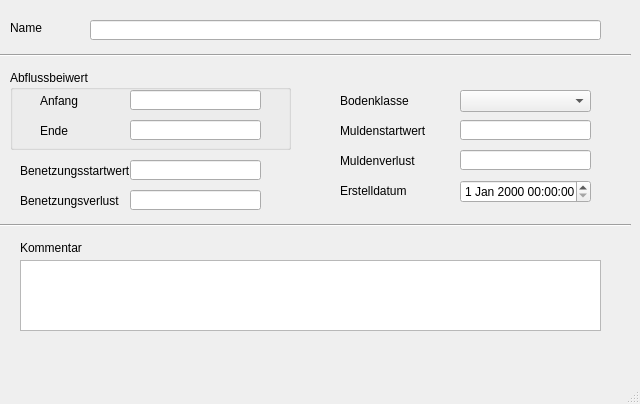
hoettges/QKan, file qkan/importhe/templates/abflussparameter.ui: the form before one commit.
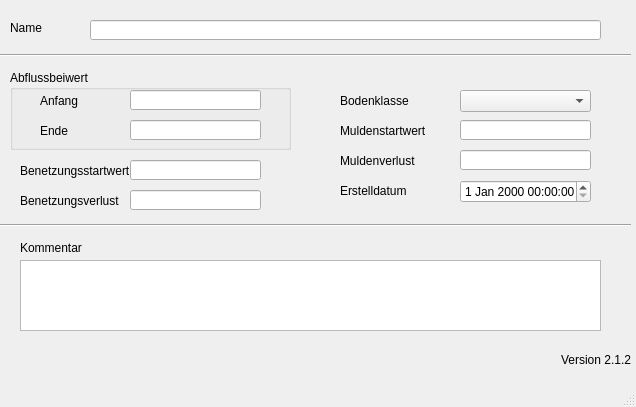
The form after the commit. Custom widgets are drawn as their Qt base class.

Diff of the .ui file:
```diff
--- a/qkan/importhe/templates/abflussparameter.ui
+++ b/qkan/importhe/templates/abflussparameter.ui
@@ -6,8 +6,8 @@
    <rect>
     <x>0</x>
     <y>0</y>
-    <width>640</width>
-    <height>404</height>
+    <width>636</width>
+    <height>407</height>
    </rect>
   </property>
   <property name="windowTitle">
@@ -283,6 +283,25 @@
      </rect>
     </property>
    </widget>
+   <widget class="QLabel" name="lb_version">
+    <property name="geometry">
+     <rect>
+      <x>560</x>
+      <y>350</y>
+      <width>71</width>
+      <height>20</height>
+     </rect>
+    </property>
+    <property name="toolTip">
+     <string>Version QKan Import</string>
+    </property>
+    <property name="text">
+     <string>Version 2.1.2</string>
+    </property>
+    <property name="alignment">
+     <set>Qt::AlignRight|Qt::AlignTrailing|Qt::AlignVCenter</set>
+    </property>
+   </widget>
   </widget>
   <widget class="QMenuBar" name="menubar">
    <property name="geometry">
```
Left out of the diff: 2 changed lines with no effect on the pictures.
